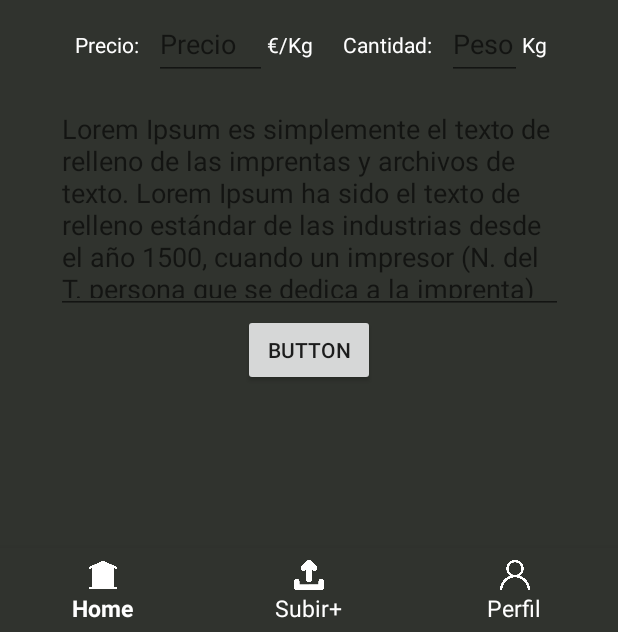
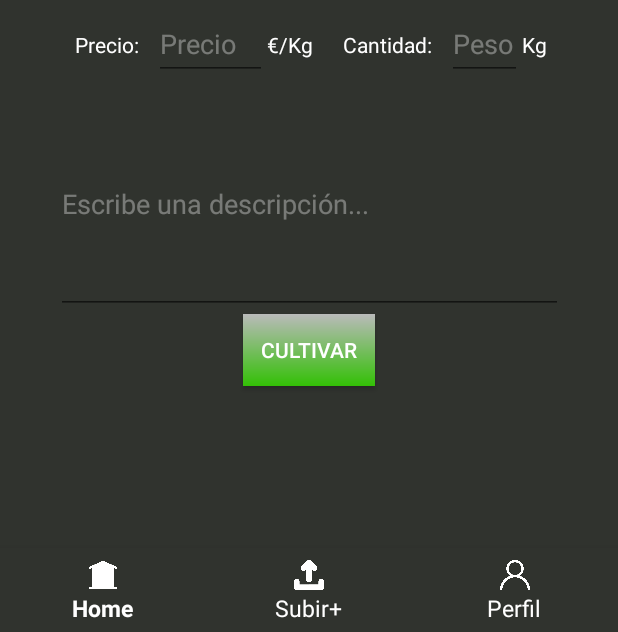
Before and after one commit to DoramasLemes/Ecolivina, an Android app: the fragment CrearFragment placed in its activity, on a phone screen of 412 x 824 dp, the part 604-1236 px from its top. Run offline under Robolectric (Android 15) with nearby library versions, the phone set to English and light mode, and no system bars; our stand-ins replace Volley; network calls fail; pictures from the network do not load; 2 statements that could not run were skipped.

Commit message:
Cambios en las actividades y fragmentos para quitar los mensajes de desarrollo y botones sin estilos

```diff
--- a/app/src/main/java/com/example/ecolivina/data/MainActivity.java
+++ b/app/src/main/java/com/example/ecolivina/data/MainActivity.java
@@ -63,8 +63,6 @@ public class MainActivity extends AppCompatActivity {
             Toast.makeText(MainActivity.this, "Error al recibir los datos del usuario", Toast.LENGTH_SHORT).show();
         }
 
-        Toast.makeText(MainActivity.this, "El mail del usuario es: " +emailUser + "\n La contraseña del usuario es: " + passwordUser, Toast.LENGTH_SHORT).show();
-
     }
 
     //Metodo para cambiar de actividad
@@ -93,7 +91,7 @@ public class MainActivity extends AppCompatActivity {
         Bundle extras = getIntent().getExtras();
         emailUser = extras.getString("email");
         passwordUser = extras.getString("password");
-        Toast.makeText(MainActivity.this, "El mail del usuario es: " +emailUser + "\n La contraseña del usuario es: " + passwordUser, Toast.LENGTH_SHORT).show();
+
         String URL = "http://10.0.2.2/ecolivina/usuarios/fetch.php?email="+emailUser;
         ejecutarServicio(URL);
     }
--- a/app/src/main/java/com/example/ecolivina/data/fragmentos/ProductFragment.java
+++ b/app/src/main/java/com/example/ecolivina/data/fragmentos/ProductFragment.java
@@ -191,7 +191,6 @@ public class ProductFragment extends Fragment {
                             String email = response.getString("email");
                             String password = response.getString("password");
                             int telefono = response.getInt("telefono");
-                            Toast.makeText(getContext(), "telefono: "+telefono+ " Username: "+username, Toast.LENGTH_SHORT).show();
                             System.out.println("El telefono del usuario vendedor es: " + telefono+" y el username es: "+username);
 
                             btnChat.setOnClickListener( new View.OnClickListener() {
--- a/app/src/main/res/layout/fragment_crear.xml
+++ b/app/src/main/res/layout/fragment_crear.xml
@@ -70,7 +70,8 @@
         android:layout_height="146dp"
         android:layout_marginTop="10dp"
         android:ems="10"
-        android:hint="Lorem Ipsum es simplemente el texto de relleno de las imprentas y archivos de texto. Lorem Ipsum ha sido el texto de relleno estándar de las industrias desde el año 1500, cuando un impresor (N. del T. persona que se dedica a la imprenta) desconocido usó una galería de textos y los mezcló de tal manera que logró hacer un libro de textos especimen. No sólo sobrevivió 500 años, sino que tambien ingresó como texto de relleno en documentos electrónicos, quedando esencialmente igual al original. Fue popularizado en los 60s con la creación de las hojas &quot;Letraset&quot;, las cuales contenian pasajes de Lorem Ipsum, y más recientemente con software de autoedición, como por ejemplo Aldus PageMaker, el cual incluye versiones de Lorem Ipsum."
+        android:hint="Escribe una descripción..."
+        android:textColorHint="#59FFFFFF"
         android:inputType="textMultiLine"
         android:textColor="#FFFFFF"
         app:layout_constraintEnd_toEndOf="parent"
@@ -83,6 +84,7 @@
         android:layout_height="48dp"
         android:layout_marginStart="10dp"
         android:layout_marginTop="5dp"
+        android:textColorHint="#59FFFFFF"
         android:ems="10"
         android:hint="@string/editPeso"
         android:inputType="textPersonName"
@@ -96,6 +98,7 @@
         android:layout_height="wrap_content"
         android:layout_marginStart="10dp"
         android:layout_marginTop="5dp"
+        android:textColorHint="#59FFFFFF"
         android:ems="10"
         android:hint="@string/editCant"
         android:inputType="textPersonName"
@@ -150,7 +153,9 @@
         android:id="@+id/btnCrear"
         android:layout_width="wrap_content"
         android:layout_height="wrap_content"
-        android:text="Button"
+        android:background="@drawable/custom_buttom"
+        android:textColor="@color/white"
+        android:text="Cultivar"
         app:layout_constraintEnd_toEndOf="parent"
         app:layout_constraintStart_toStartOf="parent"
         app:layout_constraintTop_toBottomOf="@+id/editDescrip" />
```
Also changed, not shown: app/src/main/res/layout/activity_register.xml (+11 -4 lines).
